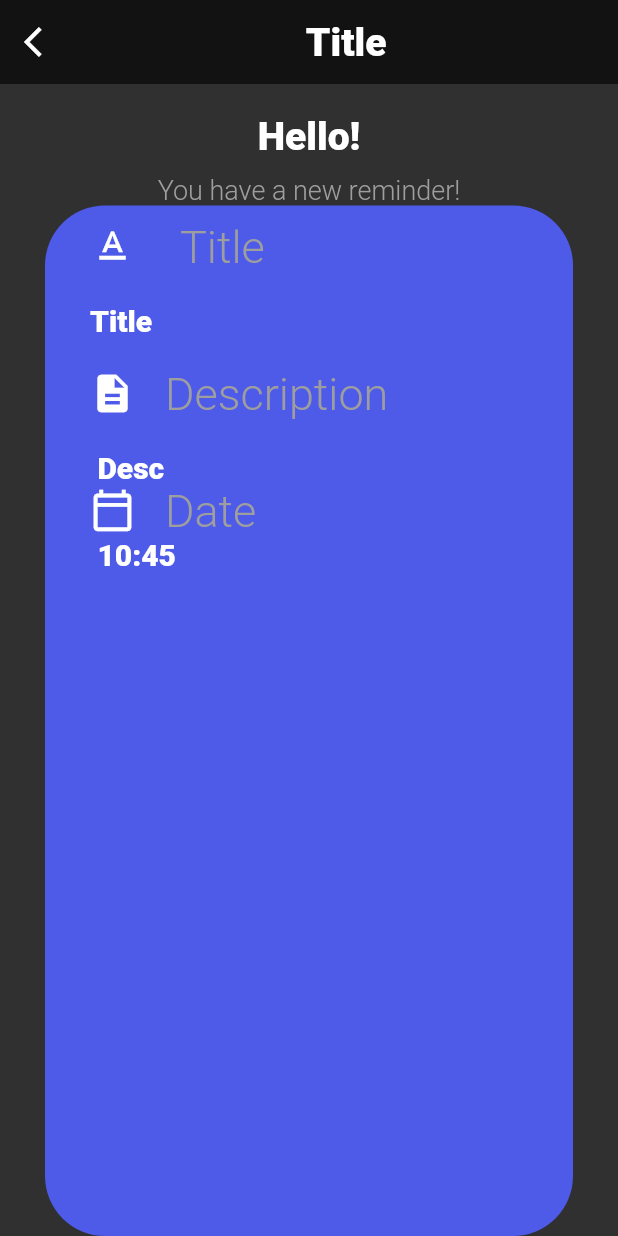
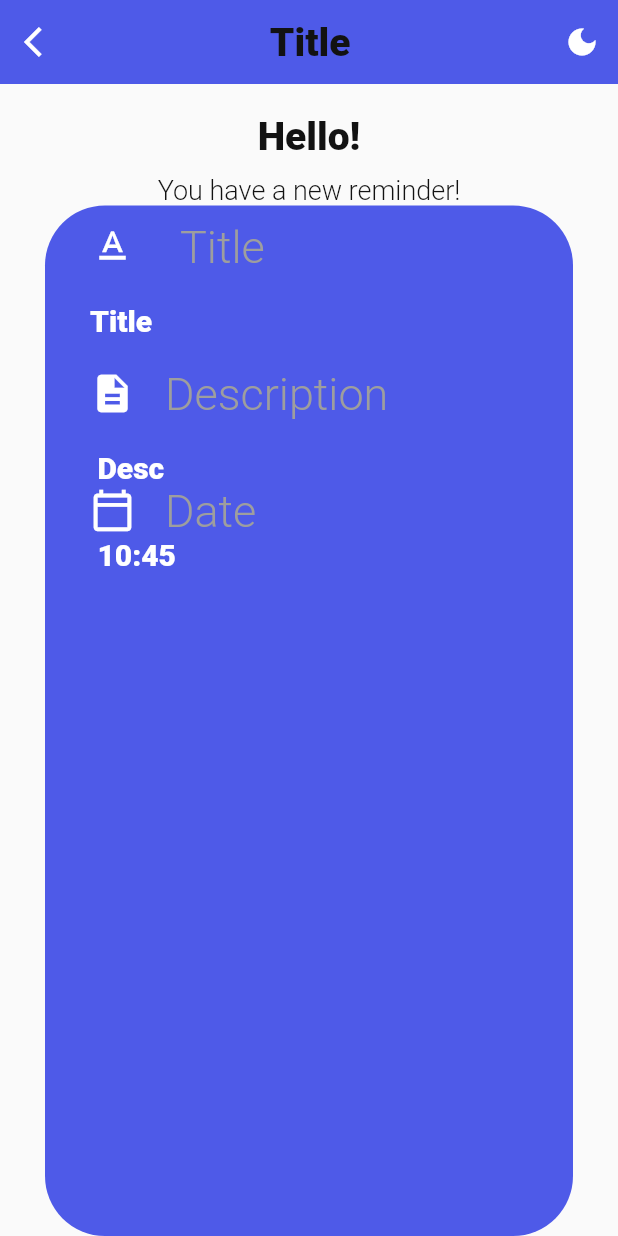
Before and after one commit to Sabra-xD/To-Do-Alert-Application, a Flutter app: the screen it shows after launch, after a tap on the "arrow back ios" icon, on a phone screen of 412 x 824 dp. Run offline on Flutter 3.47's test engine with Material 2 defaults, Android fonts, the phone set to English and light mode, and no system bars; our stand-ins replace get, get_storage, google_fonts.

```diff
--- /dev/null
+++ b/lib/Funcs/theme_services.dart
@@ -0,0 +1,40 @@
+
+
+//We need to save the light mode
+import 'package:flutter/material.dart';
+import 'package:get/get.dart';
+import 'package:get_storage/get_storage.dart';
+
+class Theme_Services {
+  final GetStorage _box = GetStorage();
+ final  _key = "isDarkMode";
+
+
+
+  bool GetIt(){
+    return  _box.read<bool>(_key) ?? false;
+  }
+
+  bool loadthemefrombox() {
+   return  _box.read<bool>(_key) ?? false;
+  }
+
+  _savetobox(bool isDarkMode){
+      _box.write(_key, isDarkMode);
+      //Here we save the value of the Light mode.
+  }
+
+  ThemeMode get theme {
+    return loadthemefrombox() ? ThemeMode.dark : ThemeMode.light;
+  }
+
+  void SwitchThemes(){
+    Get.changeThemeMode(theme);
+    _savetobox(!loadthemefrombox());
+  }
+
+
+  String ReturnKey(){
+    return _key;
+  }
+}
--- a/lib/UIs/NotificationScreen.dart
+++ b/lib/UIs/NotificationScreen.dart
@@ -1,5 +1,6 @@
 import 'package:flutter/material.dart';
 import 'package:get/get.dart';
+import 'package:todo/Funcs/theme_services.dart';
 import 'package:todo/UIs/theme.dart';
 
 class NotificationScreen extends StatefulWidget {
@@ -22,7 +23,8 @@ class _NotificationScreenState extends State<NotificationScreen> {
   Widget build(BuildContext context) {
     return Scaffold(
       appBar: AppBar(
-        leading: IconButton(onPressed: () => Get.back(), icon: const Icon(Icons.arrow_back_ios),
+        leading: IconButton(onPressed: () {
+          Get.back();}, icon: const Icon(Icons.arrow_back_ios),
         ),
         elevation: 0,
         backgroundColor: context.theme.backgroundColor,
@@ -36,6 +38,11 @@ class _NotificationScreenState extends State<NotificationScreen> {
             )
         ),
       ),
+        actions: [
+          IconButton(onPressed: () {
+            Theme_Services().SwitchThemes();}, icon:  Icon(Theme_Services().GetIt() ? Icons.dark_mode : Icons.light_mode),
+          ),
+        ],
 
       ),
           body: SafeArea(child: Column(
--- a/lib/main.dart
+++ b/lib/main.dart
@@ -1,7 +1,9 @@
 import 'package:flutter/material.dart';
 import 'package:get/get.dart';
+import 'package:todo/Funcs/theme_services.dart';
 import 'package:todo/UIs/NotificationScreen.dart';
 import 'package:todo/UIs/theme.dart';
+import 'package:todo/pages/HomePage.dart';
 
 
 
@@ -19,8 +21,8 @@ class MyApp extends StatelessWidget {
       title: 'Flutter Demo',
       theme: Themes.Light,
       darkTheme: Themes.Dark,
-      themeMode: ThemeMode.dark,
-      home: const NotificationScreen(payload: "Title | Desc | 10:45",),
+      themeMode: Theme_Services().theme,
+      home: HomePage(),
     );
   }
 }
--- /dev/null
+++ b/lib/pages/HomePage.dart
@@ -0,0 +1,46 @@
+
+
+import 'package:flutter/material.dart';
+import 'package:get/get.dart';
+import 'package:get/get_core/src/get_main.dart';
+import 'package:todo/Funcs/theme_services.dart';
+import 'package:todo/UIs/NotificationScreen.dart';
+import 'package:todo/pages/AddTaskPage.dart';
+import 'package:todo/widgets/InputText.dart';
+import 'package:todo/widgets/button.dart';
+
+bool x = false;
+class HomePage extends StatelessWidget {
+  const HomePage({Key? key}) : super(key: key);
+
+  @override
+  Widget build(BuildContext context) {
+    return Scaffold(
+      appBar: AppBar(
+        leading:  IconButton(onPressed: () {
+          Theme_Services().SwitchThemes();
+          Get.to(const NotificationScreen(payload: "Title | Desc | 10:45",));}, icon: const Icon(Icons.arrow_back_ios),
+        ),
+        actions: [
+          IconButton(onPressed: () {
+            Theme_Services().SwitchThemes();
+            }, icon:  Icon( Theme_Services().GetIt() ? Icons.dark_mode : Icons.light_mode),
+          ),
+        ],
+      ),
+
+
+    body: Column(
+      children: [
+
+        MyButton(label: "Add Task", onTap: () {
+          Get.to(const AddTaskPage(),);
+        },
+
+        ),
+        const InputField(hint: "Enter Pass",head: "Nothing",Input: null,GetIcon:null ,),
+      ],
+    ),
+    );
+  }
+}
--- /dev/null
+++ b/lib/widgets/InputText.dart
@@ -0,0 +1,45 @@
+
+import 'package:flutter/material.dart';
+import 'package:get/get.dart';
+import 'package:todo/Funcs/theme_services.dart';
+import 'package:todo/UIs/theme.dart';
+
+class InputField extends StatelessWidget {
+  const InputField({Key? key, required this.Input, required this.hint, required this.head, this.GetIcon}) : super(key: key);
+  final TextEditingController? Input;
+  final String hint;
+  final String head;
+  final Icon? GetIcon;
+
+  @override
+  Widget build(BuildContext context) {
+    return Column(
+      crossAxisAlignment: CrossAxisAlignment.start,
+      children: [
+
+        Text(head,style: Themes().TitleStyle),
+         const SizedBox(height: 10,),
+        Container(
+          //padding: const EdgeInsets.only(top: 8),
+          margin: const EdgeInsets.symmetric(horizontal: 14),
+          height: 52,
+          decoration: BoxDecoration(
+            borderRadius: BorderRadius.circular(12),
+            color:  Colors.black12,
+          ),
+          child: TextField(
+            cursorColor: Get.isDarkMode? Colors.grey[100] : Colors.grey[400],
+            controller: Input,
+            obscureText: false,
+            decoration: InputDecoration(
+              prefixIcon: GetIcon ,
+              hintText: hint,
+              hintStyle: TextStyle(fontSize: 20.0, color: Colors.redAccent)
+            ),
+
+          ),
+        ),
+      ],
+    );
+  }
+}
--- /dev/null
+++ b/lib/widgets/button.dart
@@ -0,0 +1,40 @@
+
+
+
+
+import 'package:flutter/material.dart';
+import 'package:todo/UIs/theme.dart';
+
+class MyButton extends StatelessWidget {
+  const MyButton({Key? key, required this.label, required this.onTap}) : super(key: key);
+
+  final String label;
+  final Function() onTap;
+
+  @override
+  Widget build(BuildContext context) {
+    return GestureDetector(
+      onTap: onTap,
+      child: Center(
+        child: Container(
+
+          alignment: Alignment.center,
+          width: 100,
+          height: 45,
+          decoration: BoxDecoration(
+            color: primaryClr,
+            borderRadius: BorderRadius.circular(10),
+          ),
+          child: Text(
+            label,
+            style: const TextStyle(
+              color: Colors.white,
+
+            ),
+            textAlign: TextAlign.center,
+          ),
+        ),
+      ),
+    );
+  }
+}
```
Also changed, not shown: lib/pages/AddTaskPage.dart (added, +51 -0 lines).
